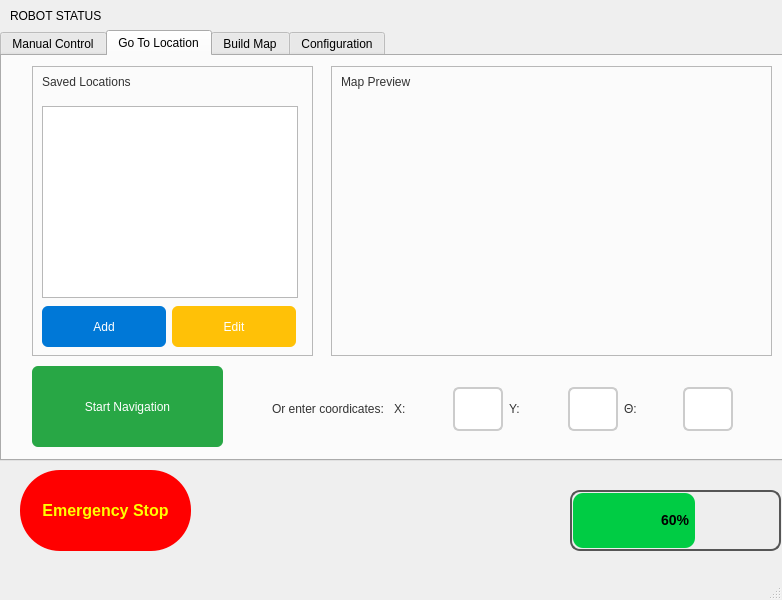
Old version of the form alphabot_gui/include/alphabot_gui/alphabot_gui.ui in the repository ahmohamed1/alphabot.
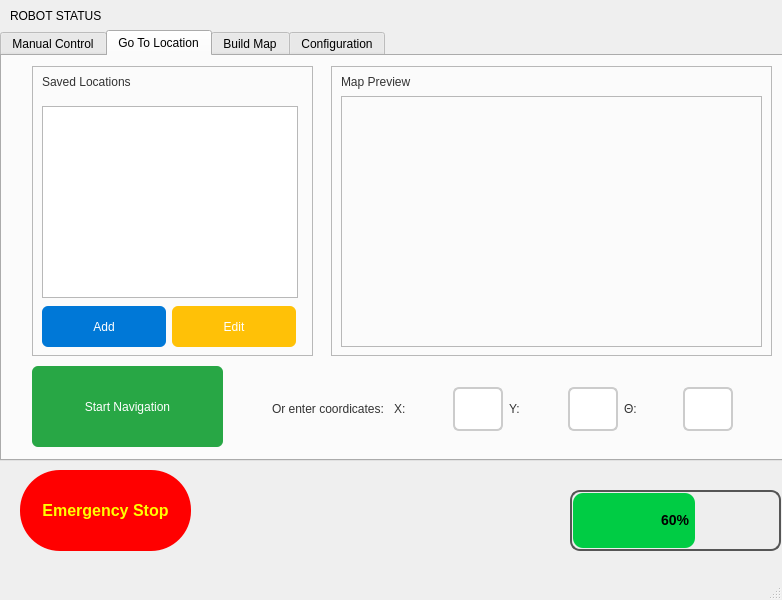
New version of the form.

Commit message: working gui without rviz

```diff
--- a/alphabot_gui/include/alphabot_gui/alphabot_gui.ui
+++ b/alphabot_gui/include/alphabot_gui/alphabot_gui.ui
@@ -502,7 +502,7 @@
         <string>Map Preview</string>
        </property>
       </widget>
-      <widget class="QWidget" name="rvizContainer" native="true">
+      <widget class="QFrame" name="rvizContainer">
        <property name="geometry">
         <rect>
          <x>10</x>
@@ -511,6 +511,12 @@
          <height>251</height>
         </rect>
        </property>
+       <property name="frameShape">
+        <enum>QFrame::StyledPanel</enum>
+       </property>
+       <property name="frameShadow">
+        <enum>QFrame::Raised</enum>
+       </property>
       </widget>
      </widget>
      <widget class="QWidget" name="layoutWidget">
```
The commit also changes 3 other files.
